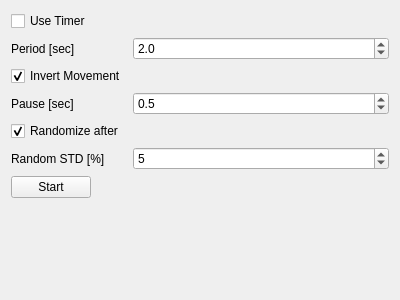
Above: src/ui/QGCSkyeTestTimerWidget.ui from skye-git/qgroundcontrol-old before the change. Below: the same form after it.
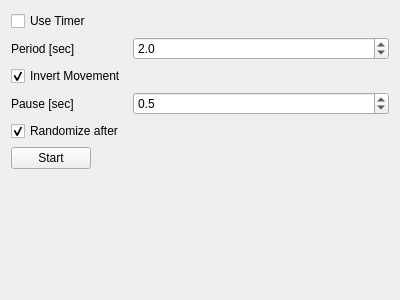
That is the form after the change.

Commit message: added random motor force generator settings panel

```diff
--- a/src/ui/QGCSkyeTestTimerWidget.ui
+++ b/src/ui/QGCSkyeTestTimerWidget.ui
@@ -14,6 +14,9 @@
    <string>Form</string>
   </property>
   <layout class="QFormLayout" name="formLayout">
+   <property name="fieldGrowthPolicy">
+    <enum>QFormLayout::AllNonFixedFieldsGrow</enum>
+   </property>
    <item row="0" column="0">
     <widget class="QCheckBox" name="checkBoxUseTimer">
      <property name="text">
@@ -51,43 +54,6 @@
      </property>
     </widget>
    </item>
-   <item row="6" column="0">
-    <widget class="QPushButton" name="pushButtonStart">
-     <property name="text">
-      <string>Start</string>
-     </property>
-    </widget>
-   </item>
-   <item row="5" column="0">
-    <widget class="QLabel" name="labelRandStd">
-     <property name="text">
-      <string>Random STD [%]</string>
-     </property>
-    </widget>
-   </item>
-   <item row="5" column="1">
-    <widget class="QDoubleSpinBox" name="doubleSpinBoxRandStd">
-     <property name="decimals">
-      <number>0</number>
-     </property>
-     <property name="singleStep">
-      <double>5.000000000000000</double>
-     </property>
-     <property name="value">
-      <double>5.000000000000000</double>
-     </property>
-    </widget>
-   </item>
-   <item row="4" column="0">
-    <widget class="QCheckBox" name="checkBoxRandomize">
-     <property name="text">
-      <string>Randomize after</string>
-     </property>
-     <property name="checked">
-      <bool>true</bool>
-     </property>
-    </widget>
-   </item>
    <item row="3" column="0">
     <widget class="QLabel" name="labelPause">
      <property name="text">
@@ -108,6 +74,23 @@
      </property>
     </widget>
    </item>
+   <item row="4" column="0">
+    <widget class="QCheckBox" name="checkBoxRandomize">
+     <property name="text">
+      <string>Randomize after</string>
+     </property>
+     <property name="checked">
+      <bool>true</bool>
+     </property>
+    </widget>
+   </item>
+   <item row="5" column="0">
+    <widget class="QPushButton" name="pushButtonStart">
+     <property name="text">
+      <string>Start</string>
+     </property>
+    </widget>
+   </item>
   </layout>
  </widget>
  <resources/>
```
The commit also changes 23 other files.
